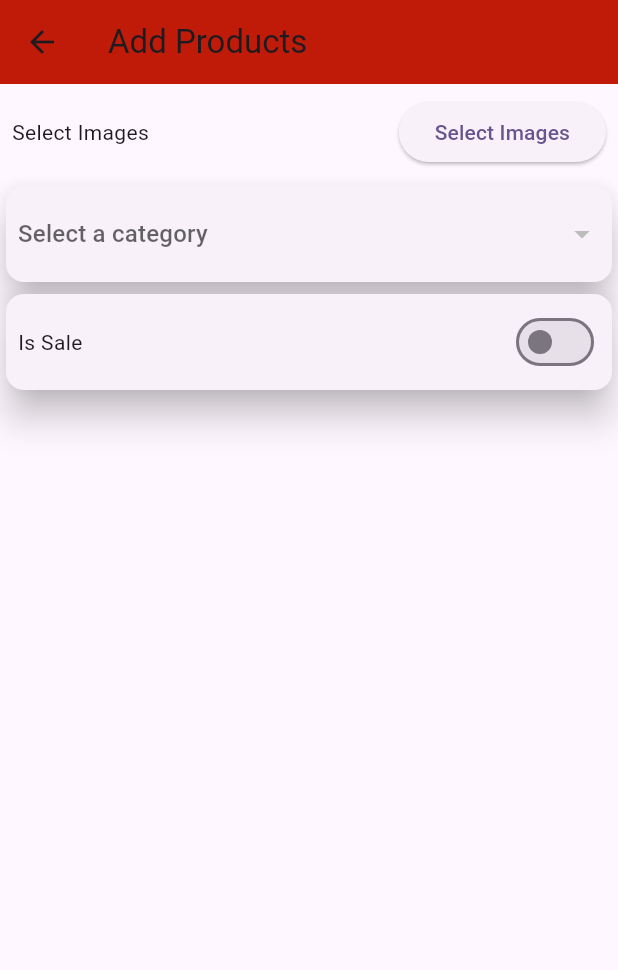
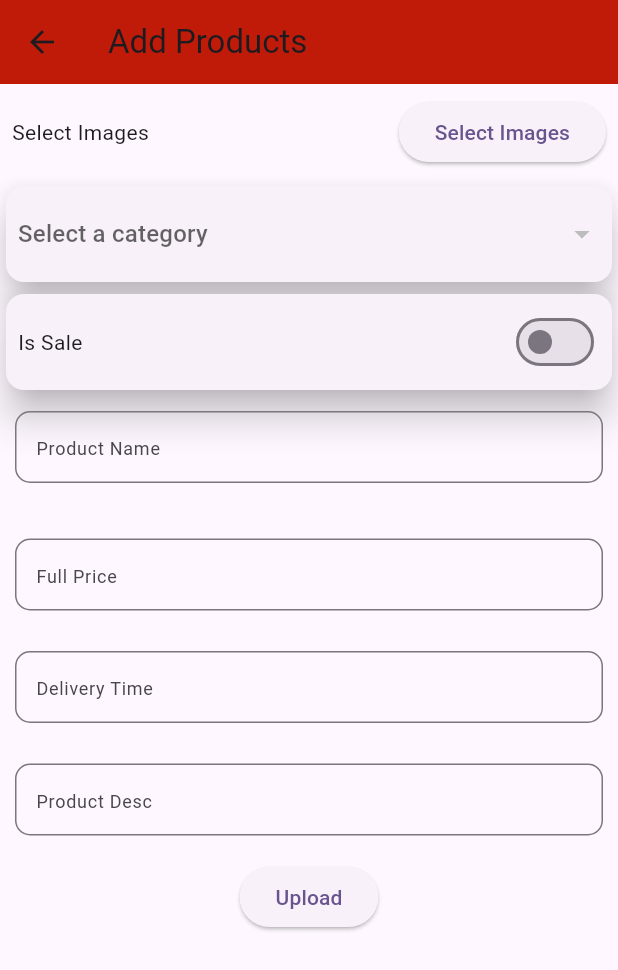
Before and after one commit to Warisalikhan786/easy-shopping-admin-panel, a Flutter app: the AddProductScreen screen opened directly, on a phone screen of 412 x 824 dp. Shown: the top 970 px of the screen. Run offline on Flutter 3.47's test engine with Material 3 defaults, Android fonts, the light colour scheme and no system bars; our stand-ins replace cached_network_image, cloud_firestore, device_info_plus, firebase_auth, firebase_core, firebase_storage and 4 more; accounts and stored records are empty.

Commit message:
working on product form and product ids

```diff
--- a/lib/screens/add-products-screen.dart
+++ b/lib/screens/add-products-screen.dart
@@ -143,6 +143,133 @@ class AddProductScreen extends StatelessWidget {
                   );
                 },
               ),
+              //form
+              SizedBox(height: 10.0),
+              Container(
+                height: 65,
+                margin: EdgeInsets.symmetric(horizontal: 10.0),
+                child: TextFormField(
+                  cursorColor: AppConstant.appMainColor,
+                  textInputAction: TextInputAction.next,
+                  controller: productNameController,
+                  decoration: InputDecoration(
+                    contentPadding: EdgeInsets.symmetric(
+                      horizontal: 10.0,
+                    ),
+                    hintText: "Product Name",
+                    hintStyle: TextStyle(fontSize: 12.0),
+                    border: OutlineInputBorder(
+                      borderRadius: BorderRadius.all(
+                        Radius.circular(10.0),
+                      ),
+                    ),
+                  ),
+                ),
+              ),
+              SizedBox(height: 10.0),
+
+              Obx(() {
+                return isSaleController.isSale.value
+                    ? Container(
+                        height: 65,
+                        margin: EdgeInsets.symmetric(horizontal: 10.0),
+                        child: TextFormField(
+                          cursorColor: AppConstant.appMainColor,
+                          textInputAction: TextInputAction.next,
+                          controller: salePriceController,
+                          decoration: InputDecoration(
+                            contentPadding: EdgeInsets.symmetric(
+                              horizontal: 10.0,
+                            ),
+                            hintText: "Sale Price",
+                            hintStyle: TextStyle(fontSize: 12.0),
+                            border: OutlineInputBorder(
+                              borderRadius: BorderRadius.all(
+                                Radius.circular(10.0),
+                              ),
+                            ),
+                          ),
+                        ),
+                      )
+                    : SizedBox.shrink();
+              }),
+
+              SizedBox(height: 10.0),
+              Container(
+                height: 65,
+                margin: EdgeInsets.symmetric(horizontal: 10.0),
+                child: TextFormField(
+                  cursorColor: AppConstant.appMainColor,
+                  textInputAction: TextInputAction.next,
+                  controller: fullPriceController,
+                  decoration: InputDecoration(
+                    contentPadding: EdgeInsets.symmetric(
+                      horizontal: 10.0,
+                    ),
+                    hintText: "Full Price",
+                    hintStyle: TextStyle(fontSize: 12.0),
+                    border: OutlineInputBorder(
+                      borderRadius: BorderRadius.all(
+                        Radius.circular(10.0),
+                      ),
+                    ),
+                  ),
+                ),
+              ),
+
+              SizedBox(height: 10.0),
+              Container(
+                height: 65,
+                margin: EdgeInsets.symmetric(horizontal: 10.0),
+                child: TextFormField(
+                  cursorColor: AppConstant.appMainColor,
+                  textInputAction: TextInputAction.next,
+                  controller: deliveryTimeController,
+                  decoration: InputDecoration(
+                    contentPadding: EdgeInsets.symmetric(
+                      horizontal: 10.0,
+                    ),
+                    hintText: "Delivery Time",
+                    hintStyle: TextStyle(fontSize: 12.0),
+                    border: OutlineInputBorder(
+                      borderRadius: BorderRadius.all(
+                        Radius.circular(10.0),
+                      ),
+                    ),
+                  ),
+                ),
+              ),
+
+              SizedBox(height: 10.0),
+              Container(
+                height: 65,
+                margin: EdgeInsets.symmetric(horizontal: 10.0),
+                child: TextFormField(
+                  cursorColor: AppConstant.appMainColor,
+                  textInputAction: TextInputAction.next,
+                  controller: productDescriptionController,
+                  decoration: InputDecoration(
+                    contentPadding: EdgeInsets.symmetric(
+                      horizontal: 10.0,
+                    ),
+                    hintText: "Product Desc",
+                    hintStyle: TextStyle(fontSize: 12.0),
+                    border: OutlineInputBorder(
+                      borderRadius: BorderRadius.all(
+                        Radius.circular(10.0),
+                      ),
+                    ),
+                  ),
+                ),
+              ),
+
+              ElevatedButton(
+                onPressed: () async {
+                  String productId = await GenerateIds().generateProductId();
+                  print(productId);
+                },
+                child: Text("Upload"),
+              )
             ],
           ),
         ),
--- /dev/null
+++ b/lib/services/generate-ids-service.dart
@@ -0,0 +1,16 @@
+// ignore_for_file: file_names
+
+import 'package:uuid/uuid.dart';
+
+class GenerateIds {
+  String generateProductId() {
+    String formatedProductId;
+    String uuid = const Uuid().v4();
+
+    //customize id
+    formatedProductId = "easy-shopping-${uuid.substring(0, 5)}";
+
+    //return
+    return formatedProductId;
+  }
+}
```
